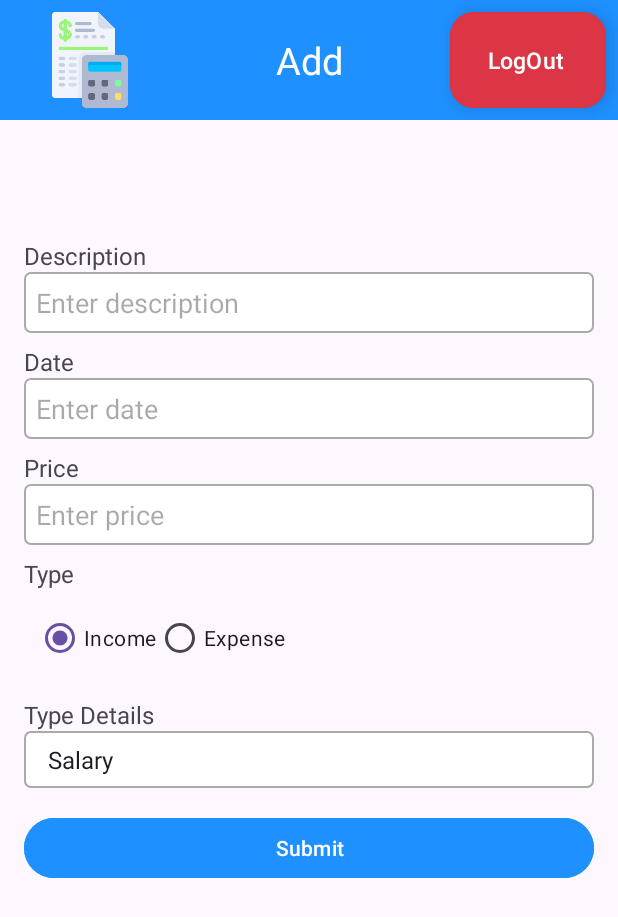
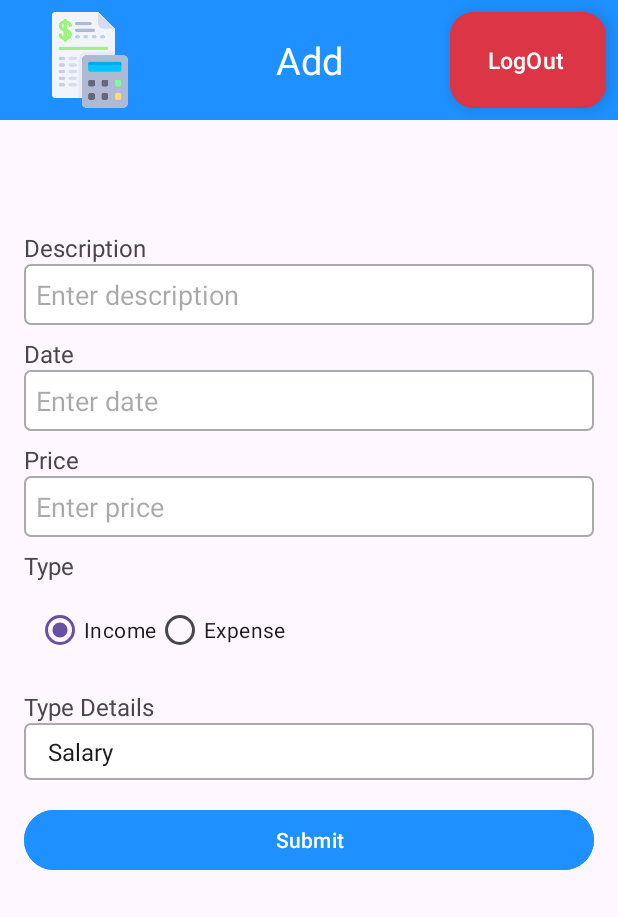
Before and after one commit to DorMor1999/Final_Project_Andorid, an Android app: the AddActivity screen opened directly, with no data from a screen before it, on a phone screen of 412 x 824 dp. Shown: the top 917 px of the screen. Run offline under Robolectric (Android 15) with nearby library versions, the phone set to English and light mode, and no system bars; libraries missing offline, so code that uses them is left out: com.firebase.ui.

Commit message:
change margin

```diff
--- a/app/src/main/res/values/dimens.xml
+++ b/app/src/main/res/values/dimens.xml
@@ -9,7 +9,7 @@
     <dimen name="nav_title_size">25sp</dimen>
     <dimen name="default_nav_item_margin">8dp</dimen>
     <dimen name="log_out_size_text_btn">15sp</dimen>
-    <dimen name="add_one_form_margin_top">55dp</dimen>
+    <dimen name="add_one_form_margin_top">50dp</dimen>
     <dimen name="padding_form_add_one">16dp</dimen>
     <dimen name="text_view_input_size_text_form">16sp</dimen>
     <dimen name="text_view_input_form_padding_top">8dp</dimen>
```
